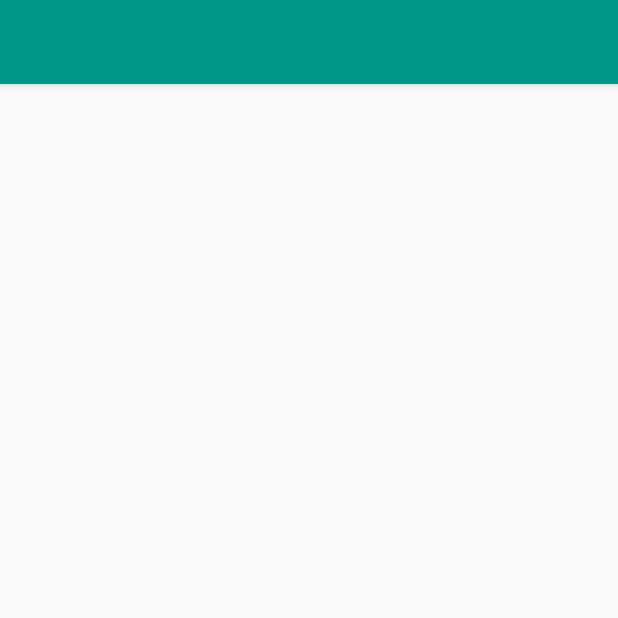
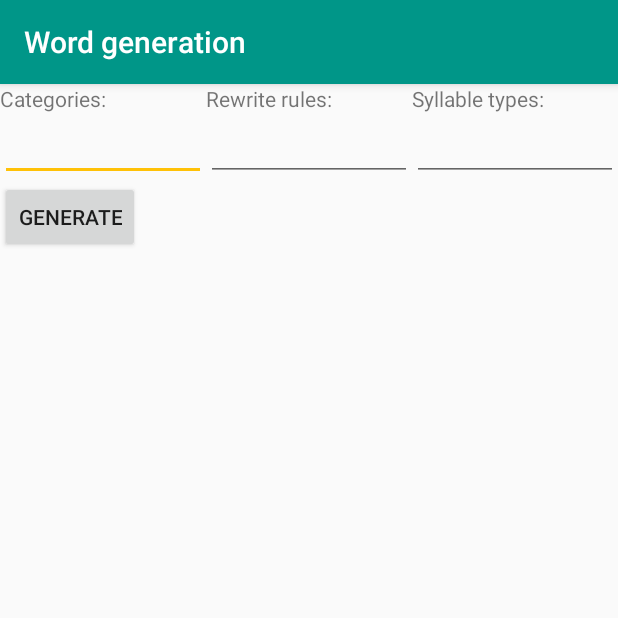
Before and after one commit to vylion/WordWeaver, an Android app: the OpenLangActivity screen opened directly, with no data from a screen before it, on a phone screen of 412 x 824 dp, the top half of it. Run offline under Robolectric (Android 15) with nearby library versions, the phone set to English and light mode, and no system bars.

Commit message:
Finally, the generation system is minimally visible. I can sleep now

```diff
--- a/app/src/main/java/vylion/wordweaver/OpenLangActivity.java
+++ b/app/src/main/java/vylion/wordweaver/OpenLangActivity.java
@@ -2,12 +2,56 @@ package vylion.wordweaver;
 
 import android.support.v7.app.AppCompatActivity;
 import android.os.Bundle;
+import android.support.v7.widget.Toolbar;
+import android.view.View;
+import android.widget.Button;
+import android.widget.EditText;
+import android.widget.TextView;
 
-public class OpenLangActivity extends AppCompatActivity {
+import vylion.wordweaver.arachne.Weaver;
+
+public class OpenLangActivity extends AppCompatActivity implements View.OnClickListener {
+
+    private Weaver weaver;
+    private Button button;
+    private TextView generator;
+
+    private EditText categories;
+    private EditText rules;
+    private EditText syllables;
 
     @Override
     protected void onCreate(Bundle savedInstanceState) {
         super.onCreate(savedInstanceState);
         setContentView(R.layout.activity_open_lang);
+
+        generator = (TextView) findViewById(R.id.generated_text);
+        button = (Button) findViewById(R.id.open_lang_button);
+        categories = (EditText) findViewById(R.id.open_lang_edit_categories);
+        rules = (EditText) findViewById(R.id.open_lang_edit_rules);
+        syllables = (EditText) findViewById(R.id.open_lang_edit_syllables);
+
+        Toolbar toolbar = (Toolbar) findViewById(R.id.app_bar);
+        setSupportActionBar(toolbar);
+
+        button.setOnClickListener(this);
+    }
+
+    @Override
+    public void onClick(View v) {
+        if(categories.getText() != null && rules.getText() != null && syllables.getText() != null) {
+            String c = categories.getText().toString();
+            String r = rules.getText().toString();
+            String s = syllables.getText().toString();
+
+            weaver = new Weaver(c, r, s);
+        }
+        else weaver = null;
+
+        if(weaver != null) {
+            String gen = weaver.newWordsAsString(20);
+
+            generator.setText(gen);
+        }
     }
 }
--- a/app/src/main/java/vylion/wordweaver/arachne/Language.java
+++ b/app/src/main/java/vylion/wordweaver/arachne/Language.java
@@ -47,4 +47,8 @@ public class Language {
     public String getAuthor() {
         return author;
     }
+
+    public void setWeaver(Weaver w) {
+        weaver = w;
+    }
 }
--- a/app/src/main/res/layout/activity_open_lang.xml
+++ b/app/src/main/res/layout/activity_open_lang.xml
@@ -11,15 +11,17 @@
         android:layout_width="match_parent"
         android:layout_height="wrap_content">
 
-    <include
-        android:id="@+id/app_bar"
-        layout="@layout/app_bar" />
+        <include
+            android:id="@+id/app_bar"
+            layout="@layout/app_bar" />
 
     </android.support.design.widget.AppBarLayout>
 
     <android.support.v4.widget.NestedScrollView
         android:layout_width="match_parent"
-        android:layout_height="match_parent">
+        android:layout_height="match_parent"
+        app:layout_behavior="@string/appbar_scrolling_view_behavior"
+        >
 
         <android.support.v7.widget.LinearLayoutCompat
             android:orientation="vertical"
@@ -34,10 +36,25 @@
 
             <!--include layout="@layout/activity_open_lang_options" /-->
 
+            <Button
+                android:layout_width="wrap_content"
+                android:layout_height="wrap_content"
+                android:text="@string/open_lang_button_text"
+                android:id="@+id/open_lang_button"
+                />
+
+            <TextView
+                android:paddingTop="18dp"
+                android:layout_width="wrap_content"
+                android:layout_height="wrap_content"
+                android:text=""
+                android:id="@+id/generated_text"
+                style="@style/primaryText"
+                android:textSize="20sp"
+                />
+
         </android.support.v7.widget.LinearLayoutCompat>
 
     </android.support.v4.widget.NestedScrollView>
 
-
-
 </android.support.design.widget.CoordinatorLayout>
--- a/app/src/main/res/layout/activity_open_lang_phonotactics.xml
+++ b/app/src/main/res/layout/activity_open_lang_phonotactics.xml
@@ -11,6 +11,7 @@
         android:layout_height="wrap_content"
         android:layout_weight="1"
         android:id="@+id/open_lang_categories"
+        android:orientation="vertical"
         >
 
         <TextView
@@ -33,6 +34,7 @@
         android:layout_height="wrap_content"
         android:layout_weight="1"
         android:id="@+id/open_lang_rules"
+        android:orientation="vertical"
         >
 
         <TextView
@@ -55,6 +57,7 @@
         android:layout_height="wrap_content"
         android:layout_weight="1"
         android:id="@+id/open_lang_syllables"
+        android:orientation="vertical"
         >
 
         <TextView
--- a/app/src/main/res/values/strings.xml
+++ b/app/src/main/res/values/strings.xml
@@ -19,6 +19,7 @@
     <string name="open_lang_title_dropoff">\nDropoff:</string>
     <string name="open_lang_title_syl_prob">Syllable cutoff\nprobability:</string>
     <string name="open_lang_title_monosyl_prob">Monosyllables\nprobability:</string>
+    <string name="open_lang_button_text">Generate</string>
 
     <!-- Dialog strings -->
     <string name="dialog_empty_fields">Do you want to empty all fields?</string>
```
Also changed, not shown: app/src/main/AndroidManifest.xml (+9 -1 lines).
